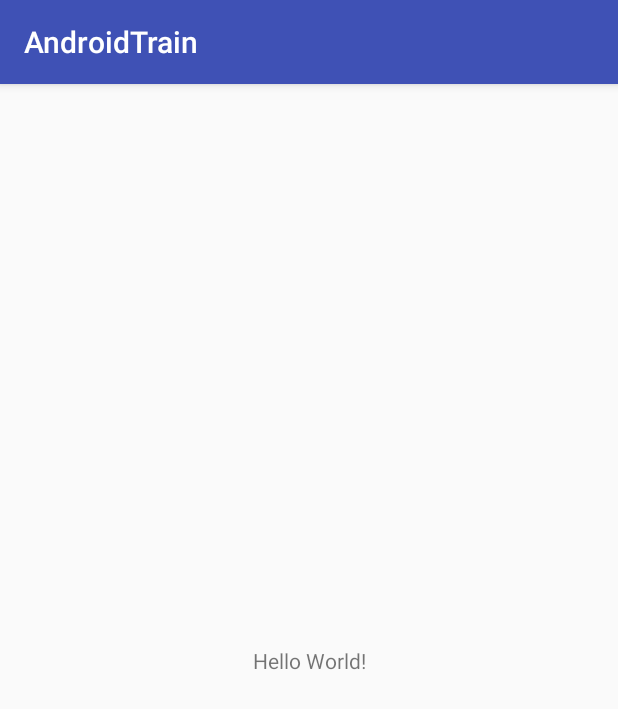
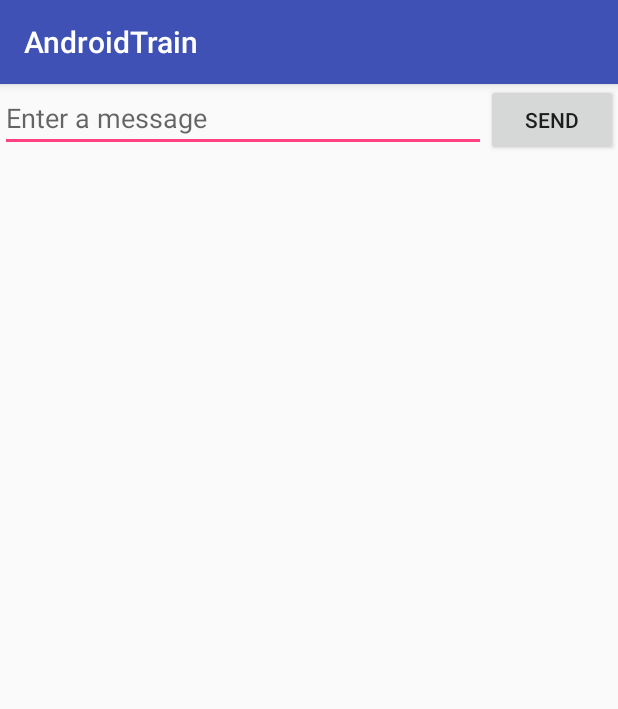
Before and after one commit to lishanxin/AndroidTrain, an Android app: the screen it shows after launch (MainActivity), on a phone screen of 412 x 824 dp. Shown: the top 709 px of the screen. Run offline under Robolectric (Android 15) with nearby library versions, the phone set to English and light mode, and no system bars.

Commit message:
启动另一个Activity
启动另一个Activity

```diff
--- a/app/build.gradle
+++ b/app/build.gradle
@@ -24,6 +24,7 @@ dependencies {
     implementation fileTree(dir: 'libs', include: ['*.jar'])
     implementation 'com.android.support:appcompat-v7:26.1.0'
     implementation 'com.android.support.constraint:constraint-layout:1.1.0'
+    implementation 'com.android.support:design:26.1.0'
     testImplementation 'junit:junit:4.12'
     androidTestImplementation 'com.android.support.test:runner:1.0.2'
     androidTestImplementation 'com.android.support.test.espresso:espresso-core:3.0.2'
--- a/app/src/main/res/layout/activity_main.xml
+++ b/app/src/main/res/layout/activity_main.xml
@@ -1,18 +1,23 @@
 <?xml version="1.0" encoding="utf-8"?>
-<android.support.constraint.ConstraintLayout xmlns:android="http://schemas.android.com/apk/res/android"
+<LinearLayout xmlns:android="http://schemas.android.com/apk/res/android"
     xmlns:app="http://schemas.android.com/apk/res-auto"
     xmlns:tools="http://schemas.android.com/tools"
     android:layout_width="match_parent"
     android:layout_height="match_parent"
-    tools:context="com.example.androidtrain.MainActivity">
+    android:orientation="horizontal"
+    >
 
-    <TextView
+    <EditText
+        android:id="@+id/edit_message"
+        android:hint="@string/edit_message"
+        android:layout_weight="1"
+        android:layout_width="0dp"
+        android:layout_height="wrap_content" />
+
+    <Button
+        android:text="@string/button_send"
         android:layout_width="wrap_content"
         android:layout_height="wrap_content"
-        android:text="Hello World!"
-        app:layout_constraintBottom_toBottomOf="parent"
-        app:layout_constraintLeft_toLeftOf="parent"
-        app:layout_constraintRight_toRightOf="parent"
-        app:layout_constraintTop_toTopOf="parent" />
+        android:onClick="sendMessage"/>
 
-</android.support.constraint.ConstraintLayout>
+</LinearLayout>
--- /dev/null
+++ b/app/src/main/res/values/dimens.xml
@@ -0,0 +1,3 @@
+<resources>
+    <dimen name="fab_margin">16dp</dimen>
+</resources>
--- a/app/src/main/res/values/strings.xml
+++ b/app/src/main/res/values/strings.xml
@@ -1,3 +1,7 @@
 <resources>
     <string name="app_name">AndroidTrain</string>
+    <string name="edit_message">Enter a message</string>
+    <string name="button_send">Send</string>
+    <string name="action_settings">Settings</string>
+    <string name="title_activity_display_message">DisplayMessage</string>
 </resources>
--- a/app/src/main/res/values/styles.xml
+++ b/app/src/main/res/values/styles.xml
@@ -8,4 +8,13 @@
         <item name="colorAccent">@color/colorAccent</item>
     </style>
 
+    <style name="AppTheme.NoActionBar">
+        <item name="windowActionBar">false</item>
+        <item name="windowNoTitle">true</item>
+    </style>
+
+    <style name="AppTheme.AppBarOverlay" parent="ThemeOverlay.AppCompat.Dark.ActionBar" />
+
+    <style name="AppTheme.PopupOverlay" parent="ThemeOverlay.AppCompat.Light" />
+
 </resources>
```
Also changed, not shown: app/src/main/AndroidManifest.xml (+9 -0 lines), app/src/main/java/com/example/androidtrain/DisplayMessageActivity.java (added, +43 -0 lines), app/src/main/java/com/example/androidtrain/MainActivity.java (+14 -0 lines), app/src/main/res/layout/activity_display_message.xml (added, +33 -0 lines), app/src/main/res/layout/content_display_message.xml (added, +12 -0 lines).
